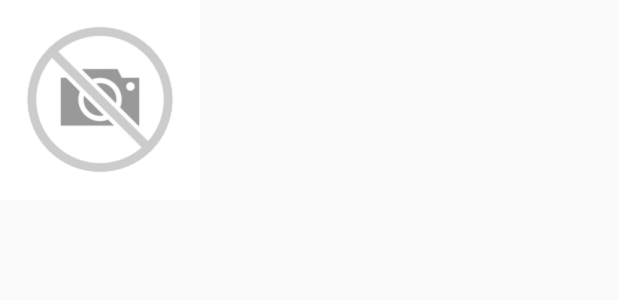
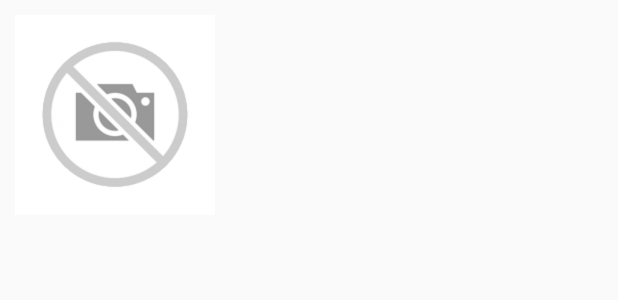
Before and after one commit to adeneche/spotifiy-part1, an Android app: the layout list_item_search.xml on its own in the app's theme, with its tools: preview values and no code run, on a phone screen of 412 x 824 dp. Shown: the top 300 px of the screen. Run offline under Robolectric (Android 15) with nearby library versions, the phone set to English and light mode, and no system bars.

Commit message:
fixing list items

```diff
--- a/app/src/main/res/layout/list_item_search.xml
+++ b/app/src/main/res/layout/list_item_search.xml
@@ -1,18 +1,20 @@
 <?xml version="1.0" encoding="utf-8"?>
-<LinearLayout xmlns:android="http://schemas.android.com/apk/res/android"
-    android:orientation="horizontal" android:layout_width="match_parent"
+<RelativeLayout xmlns:android="http://schemas.android.com/apk/res/android"
+    android:layout_width="match_parent"
     android:layout_height="wrap_content"
-    android:minHeight="?android:listPreferredItemHeight" >
-# make this a relativelayout to add padding
+    android:padding="10dp" >
+
     <ImageView
         android:id="@+id/item_search_thumbnail"
         android:layout_width="200px" android:layout_height="200px"
-        android:minHeight="?android:listPreferredItemHeight"
+        android:layout_alignParentLeft="true" android:layout_alignParentTop="true"
         android:src="@drawable/no_image_available" />
+
     <TextView
         android:id="@+id/item_search_name"
         android:layout_width="match_parent" android:layout_height="match_parent"
-        android:gravity="center_vertical"
+        android:layout_toRightOf="@id/item_search_thumbnail" android:layout_marginLeft="10dp"
+        android:layout_centerVertical="true"
         android:singleLine="true" android:ellipsize="end" />
 
-</LinearLayout>
+</RelativeLayout>
--- a/app/src/main/res/layout/list_item_topten.xml
+++ b/app/src/main/res/layout/list_item_topten.xml
@@ -7,9 +7,7 @@
     <ImageView
         android:id="@+id/item_top10_thumbnail"
         android:layout_width="200px" android:layout_height="200px"
-        android:layout_alignParentLeft="true" android:layout_marginLeft="10dp"
-        android:layout_alignParentTop="true"
-        android:src="@drawable/icon"/>
+        android:layout_alignParentLeft="true" android:layout_alignParentTop="true" />
 
     <TextView
         android:id="@+id/item_top10_track"
```
